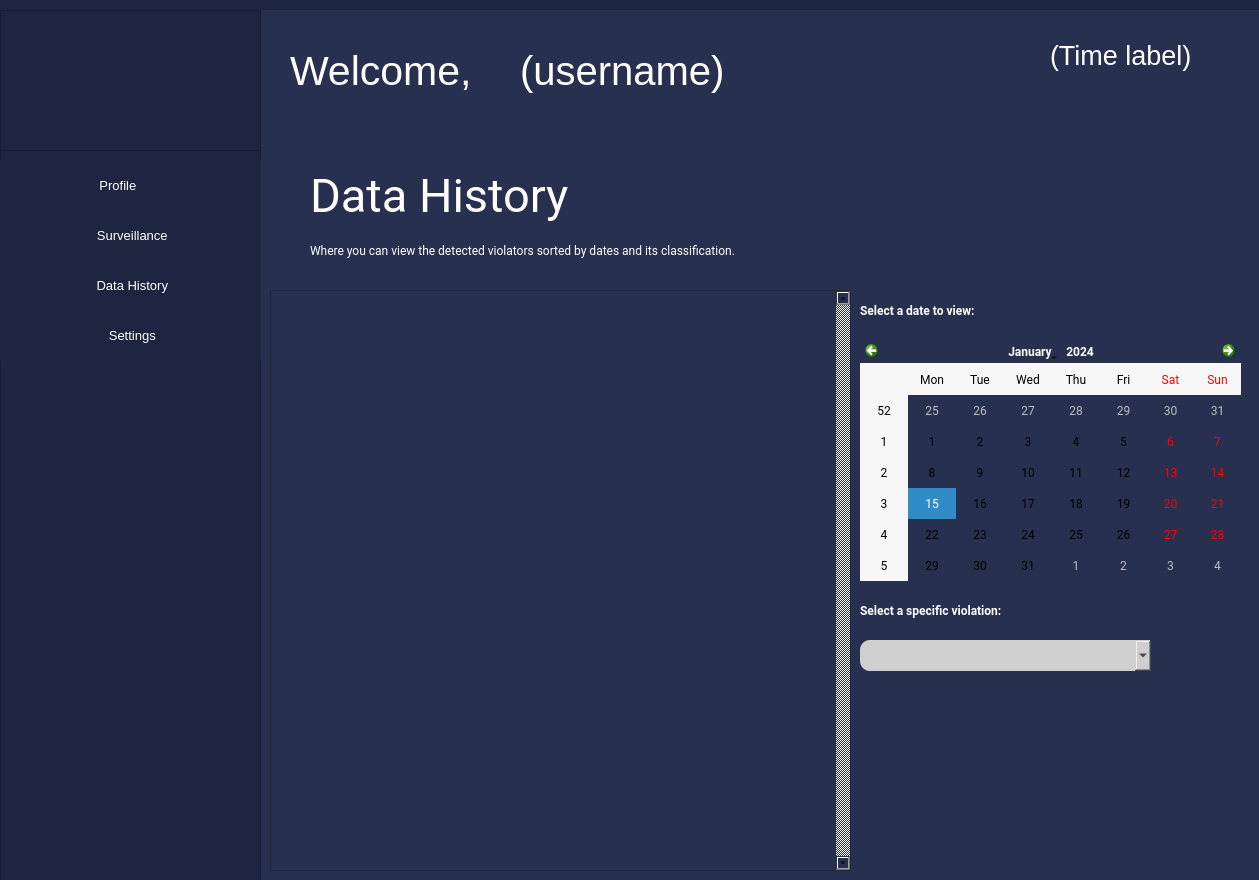
Old version of the form mainPage_UI.ui in the repository marcsandiego/Detech.
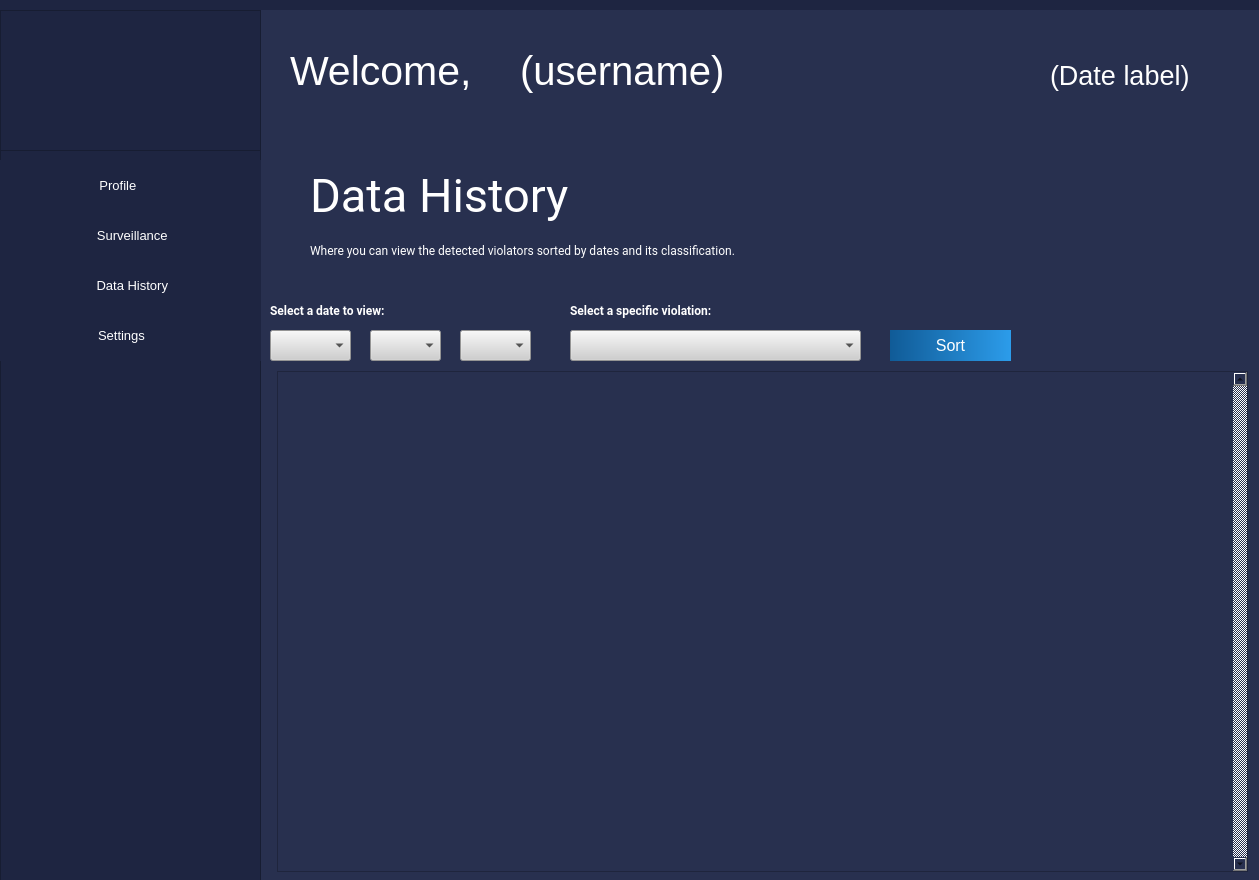
New version of the form. The open tabs and pages were chosen to show the change. Icons and pictures are not drawn.

Commit message:
-added sql for getting the filenames
-gawa ng qlabel depende sa count ng list haha ewan ko na

What changed in the file:
```diff
--- a/mainPage_UI.ui
+++ b/mainPage_UI.ui
@@ -334,7 +334,7 @@
 }</string>
          </property>
          <property name="text">
-          <string> Settings</string>
+          <string> Settings      </string>
          </property>
          <property name="icon">
           <iconset resource="detechRs.qrc">
@@ -3004,8 +3004,8 @@
         <widget class="QComboBox" name="comboClasses">
          <property name="geometry">
           <rect>
-           <x>590</x>
-           <y>500</y>
+           <x>300</x>
+           <y>190</y>
            <width>291</width>
            <height>31</height>
           </rect>
@@ -3021,7 +3021,11 @@
          <property name="styleSheet">
           <string notr="true">QComboBox{
 
-border-radius: 10px;
+background-color:rgb(207, 207, 207);
+}
+
+QListView
+{
 background-color:rgb(207, 207, 207);
 }
 </string>
@@ -3096,10 +3100,10 @@
         <widget class="QLabel" name="label_31">
          <property name="geometry">
           <rect>
-           <x>590</x>
+           <x>0</x>
            <y>160</y>
            <width>151</width>
-           <height>21</height>
+           <height>20</height>
           </rect>
          </property>
          <property name="font">
@@ -3121,8 +3125,8 @@
         <widget class="QLabel" name="label_32">
          <property name="geometry">
           <rect>
-           <x>590</x>
-           <y>460</y>
+           <x>300</x>
+           <y>160</y>
            <width>181</width>
            <height>21</height>
           </rect>
@@ -3143,36 +3147,170 @@
           <string>Select a specific violation:</string>
          </property>
         </widget>
-        <widget class="QCalendarWidget" name="calendarWidget">
+        <widget class="QComboBox" name="comboYear">
          <property name="geometry">
           <rect>
-           <x>590</x>
-           <y>200</y>
-           <width>381</width>
-           <height>241</height>
+           <x>0</x>
+           <y>190</y>
+           <width>81</width>
+           <height>31</height>
           </rect>
          </property>
          <property name="font">
           <font>
            <family>Roboto</family>
+           <pointsize>10</pointsize>
+           <weight>75</weight>
+           <bold>true</bold>
           </font>
          </property>
          <property name="styleSheet">
-          <string notr="true"/>
+          <string notr="true">QComboBox{
+
+background-color:rgb(207, 207, 207);
+}
+
+QListView
+{
+background-color:rgb(207, 207, 207);
+}
+</string>
+         </property>
+        </widget>
+        <widget class="QComboBox" name="comboMonth">
+         <property name="geometry">
+          <rect>
+           <x>100</x>
+           <y>190</y>
+           <width>71</width>
+           <height>31</height>
+          </rect>
+         </property>
+         <property name="font">
+          <font>
+           <family>Roboto</family>
+           <pointsize>10</pointsize>
+           <weight>75</weight>
+           <bold>true</bold>
+          </font>
+         </property>
+         <property name="styleSheet">
+          <string notr="true">QComboBox{
+
+background-color:rgb(207, 207, 207);
+}
+
+QListView
+{
+background-color:rgb(207, 207, 207);
+}
+</string>
+         </property>
+        </widget>
+        <widget class="QComboBox" name="comboDate">
+         <property name="geometry">
+          <rect>
+           <x>190</x>
+           <y>190</y>
+           <width>71</width>
+           <height>31</height>
+          </rect>
+         </property>
+         <property name="font">
+          <font>
+           <family>Roboto</family>
+           <pointsize>10</pointsize>
+           <weight>75</weight>
+           <bold>true</bold>
+          </font>
+         </property>
+         <property name="styleSheet">
+          <string notr="true">QComboBox{
+
+background-color:rgb(207, 207, 207);
+}
+
+QListView
+{
+background-color:rgb(207, 207, 207);
+}
+</string>
+         </property>
+        </widget>
+        <widget class="QPushButton" name="sortButton">
+         <property name="geometry">
+          <rect>
+           <x>620</x>
+           <y>190</y>
+           <width>121</width>
+           <height>31</height>
+          </rect>
+         </property>
+         <property name="font">
+          <font>
+           <pointsize>12</pointsize>
+           <weight>50</weight>
+           <italic>false</italic>
+           <bold>false</bold>
+          </font>
+         </property>
+         <property name="styleSheet">
+          <string notr="true">QPushButton {
+background-color: qlineargradient(spread:pad, x1:0, y1:0, x2:1, y2:0, stop:0 rgba(16, 91, 151, 255), stop:1 rgba(44, 156, 234, 255));
+color: white;
+border-radius: 20px;
+}
+
+QPushButton:hover {
+    background: qradialgradient(
+        cx: 0.3, cy: -0.4, fx: 0.3, fy: -0.4,
+        radius: 1.35, stop: 0 rgb(119, 88, 127), stop: 1 rgb(28, 96, 255)
+        );
+    }
+
+QPushButton:pressed {
+    border-style: inset;
+    background: qradialgradient(
+        cx: 0.4, cy: -0.1, fx: 0.4, fy: -0.1,
+        radius: 1.35, stop: 0 rgb(17, 21, 255), stop: 1 #ddd
+        );
+    }</string>
+         </property>
+         <property name="text">
+          <string>Sort</string>
+         </property>
+         <property name="icon">
+          <iconset resource="detechRs.qrc">
+           <normaloff>:/images/images/ri_login-circle-fill.png</normaloff>:/images/images/ri_login-circle-fill.png</iconset>
+         </property>
+         <property name="iconSize">
+          <size>
+           <width>30</width>
+           <height>30</height>
+          </size>
          </property>
         </widget>
         <widget class="QScrollArea" name="scrollArea">
          <property name="geometry">
           <rect>
-           <x>0</x>
-           <y>150</y>
-           <width>581</width>
-           <height>581</height>
+           <x>7</x>
+           <y>231</y>
+           <width>971</width>
+           <height>501</height>
           </rect>
          </property>
+         <property name="sizePolicy">
+          <sizepolicy hsizetype="Fixed" vsizetype="Expanding">
+           <horstretch>0</horstretch>
+           <verstretch>50</verstretch>
+          </sizepolicy>
+         </property>
          <property name="verticalScrollBarPolicy">
           <enum>Qt::ScrollBarAlwaysOn</enum>
          </property>
+         <property name="horizontalScrollBarPolicy">
+          <enum>Qt::ScrollBarAlwaysOff</enum>
+         </property>
          <property name="widgetResizable">
           <bool>true</bool>
          </property>
@@ -3181,73 +3319,13 @@
            <rect>
             <x>0</x>
             <y>0</y>
-            <width>558</width>
-            <height>579</height>
+            <width>952</width>
+            <height>499</height>
            </rect>
           </property>
           <layout class="QGridLayout" name="gridLayout_2">
-           <item row="3" column="1">
-            <widget class="QLabel" name="label_33">
-             <property name="text">
-              <string/>
-             </property>
-            </widget>
-           </item>
-           <item row="2" column="2">
-            <widget class="QLabel" name="label_25">
-             <property name="text">
-              <string/>
-             </property>
-            </widget>
-           </item>
-           <item row="1" column="2">
-            <widget class="QLabel" name="label_17">
-             <property name="text">
-              <string/>
-             </property>
-            </widget>
-           </item>
-           <item row="2" column="1">
-            <widget class="QLabel" name="label_21">
-             <property name="text">
-              <string/>
-             </property>
-            </widget>
-           </item>
-           <item row="3" column="0">
-            <widget class="QLabel" name="label_26">
-             <property name="text">
-              <string/>
-             </property>
-            </widget>
-           </item>
-           <item row="1" column="0">
-            <widget class="QLabel" name="label_15">
-             <property name="text">
-              <string/>
-             </property>
-            </widget>
-           </item>
-           <item row="3" column="2">
-            <widget class="QLabel" name="label_37">
-             <property name="text">
-              <string/>
-             </property>
-            </widget>
-           </item>
-           <item row="1" column="1">
-            <widget class="QLabel" name="label_16">
-             <property name="text">
-              <string/>
-             </property>
-            </widget>
-           </item>
-           <item row="2" column="0">
-            <widget class="QLabel" name="label_18">
-             <property name="text">
-              <string/>
-             </property>
-            </widget>
+           <item row="0" column="0">
+            <layout class="QGridLayout" name="gridLayout_4"/>
            </item>
           </layout>
          </widget>
@@ -4568,7 +4646,7 @@
        <property name="geometry">
         <rect>
          <x>1050</x>
-         <y>30</y>
+         <y>50</y>
          <width>181</width>
          <height>31</height>
         </rect>
@@ -4582,7 +4660,7 @@
         <string notr="true">color: rgb(255, 255, 255)</string>
        </property>
        <property name="text">
-        <string>(Time label)</string>
+        <string>(Date label)</string>
        </property>
       </widget>
       <widget class="QLabel" name="welcom_label">
```
Left out of the diff: 45 changed lines with no effect on the pictures. The commit also changes 2 other files.
